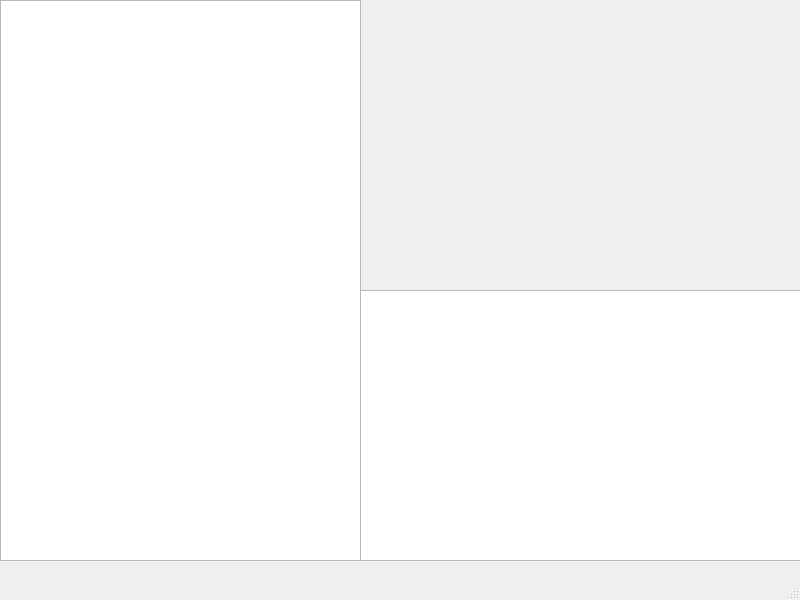
This is src/ui/DCSExport.ui in JedimasterLu/pydcsExport as Qt 5 draws it before an edit. The edited form follows.
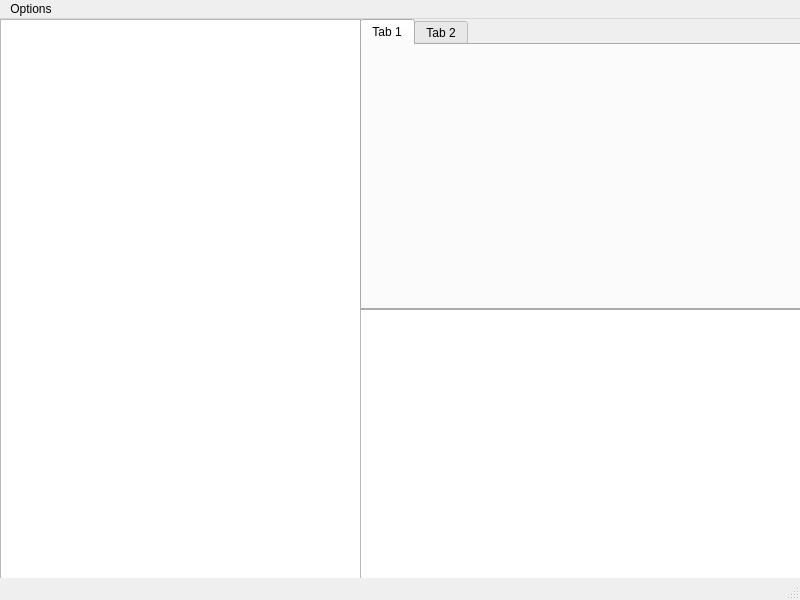
This is the edited form.

```diff
--- a/src/ui/DCSExport.ui
+++ b/src/ui/DCSExport.ui
@@ -40,6 +40,26 @@
      </rect>
     </property>
    </widget>
+   <widget class="QTabWidget" name="tabWidget">
+    <property name="geometry">
+     <rect>
+      <x>360</x>
+      <y>0</y>
+      <width>441</width>
+      <height>291</height>
+     </rect>
+    </property>
+    <widget class="QWidget" name="tab">
+     <attribute name="title">
+      <string>Tab 1</string>
+     </attribute>
+    </widget>
+    <widget class="QWidget" name="tab_2">
+     <attribute name="title">
+      <string>Tab 2</string>
+     </attribute>
+    </widget>
+   </widget>
   </widget>
   <widget class="QStatusBar" name="statusbar"/>
   <widget class="QMenuBar" name="menuBar">
@@ -51,6 +71,14 @@
      <height>22</height>
     </rect>
    </property>
+   <widget class="QMenu" name="menuOptions">
+    <property name="title">
+     <string>Options</string>
+    </property>
+    <addaction name="actionSave"/>
+    <addaction name="actionClear_table"/>
+   </widget>
+   <addaction name="menuOptions"/>
   </widget>
  </widget>
  <resources/>
```
Left out of the diff: 16 changed lines with no effect on the pictures.
